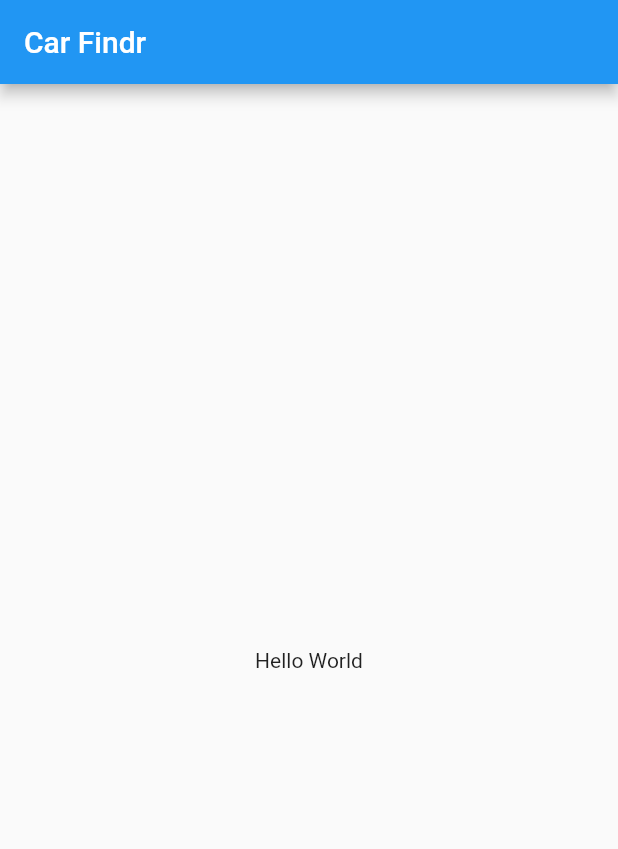
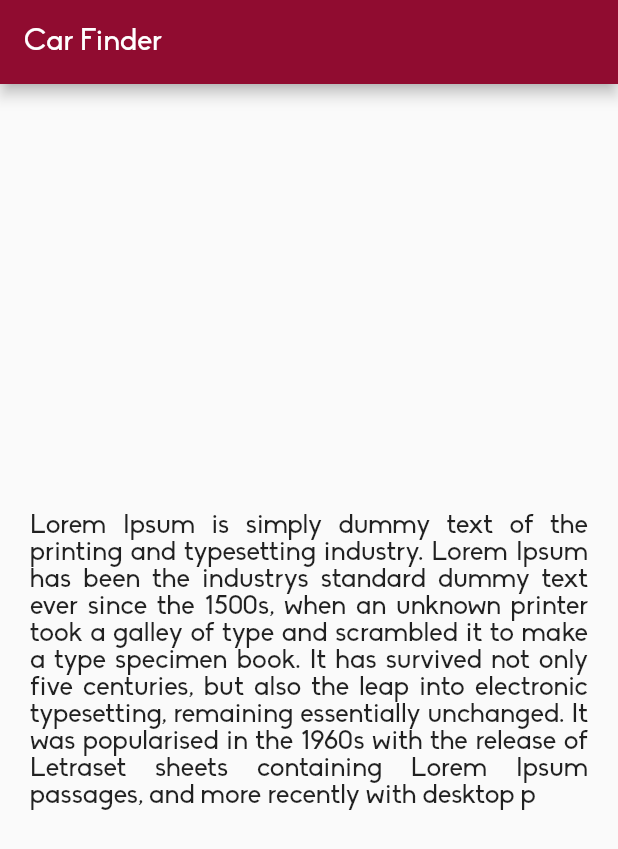
Before and after one commit to TonyVyron/car_finder, a Flutter app: the screen it shows after launch, on a phone screen of 412 x 824 dp. Shown: the top 849 px of the screen. Run offline on Flutter 3.47's test engine with Material 2 defaults, Android fonts, the phone set to English and light mode, and no system bars.

Commit message:
Agregando fuente

```diff
--- a/lib/main.dart
+++ b/lib/main.dart
@@ -7,13 +7,26 @@
   Widget build(BuildContext context) {
     return MaterialApp(
       title: 'Material App',
+      debugShowCheckedModeBanner: false,
       home: Scaffold(
         appBar: AppBar(
-          title: Text('Car Findr'),
+          backgroundColor: Color.fromARGB(255, 144, 12, 48),
+          title: Text(
+            'Car Finder',
+            style: TextStyle(fontFamily: 'biko', fontWeight: FontWeight.w500),
+          ),
         ),
         body: Center(
           child: Container(
-            child: Text('Hello World'),
+            margin: EdgeInsets.all(20),
+            child: Text(
+              'Lorem Ipsum is simply dummy text of the printing and typesetting industry. Lorem Ipsum has been the industrys standard dummy text ever since the 1500s, when an unknown printer took a galley of type and scrambled it to make a type specimen book. It has survived not only five centuries, but also the leap into electronic typesetting, remaining essentially unchanged. It was popularised in the 1960s with the release of Letraset sheets containing Lorem Ipsum passages, and more recently with desktop p',
+              textAlign: TextAlign.justify,
+              style: TextStyle(
+                fontFamily: 'biko',
+                fontSize: 18,
+              ),
+            ),
           ),
         ),
       ),
--- a/pubspec.yaml
+++ b/pubspec.yaml
@@ -73,6 +73,10 @@
   # "family" key with the font family name, and a "fonts" key with a
   # list giving the asset and other descriptors for the font. For
   # example:
+  fonts:
+    - family: biko
+      fonts:
+      - asset: fonts/Biko_Regular.ttf
   # fonts:
   #   - family: Schyler
   #     fonts:
```
Also changed, not shown: fonts/Biko_Regular.ttf (added), 1 other file.
